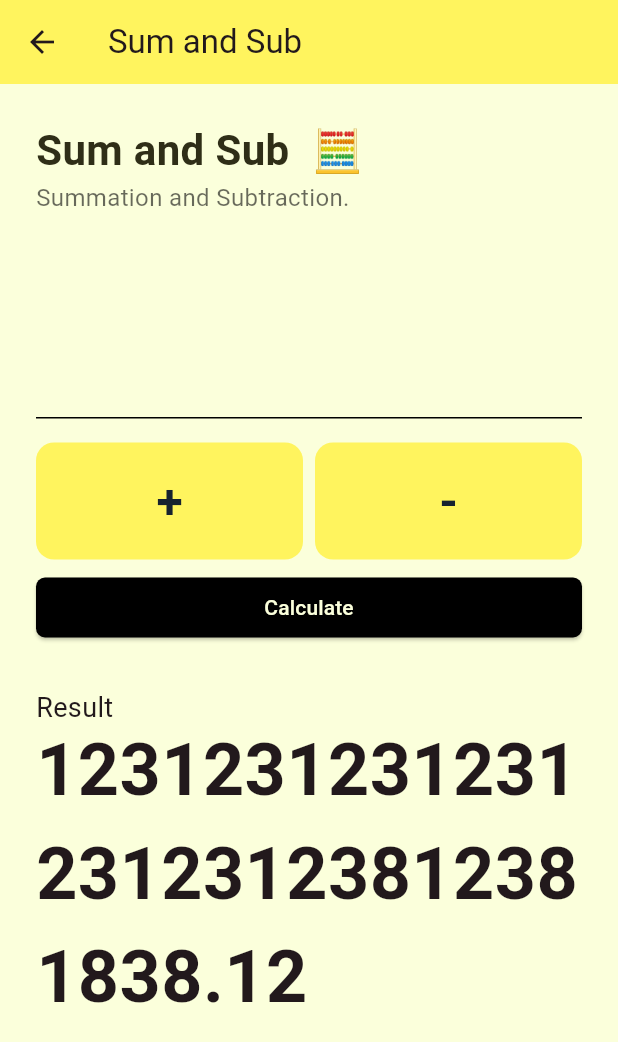
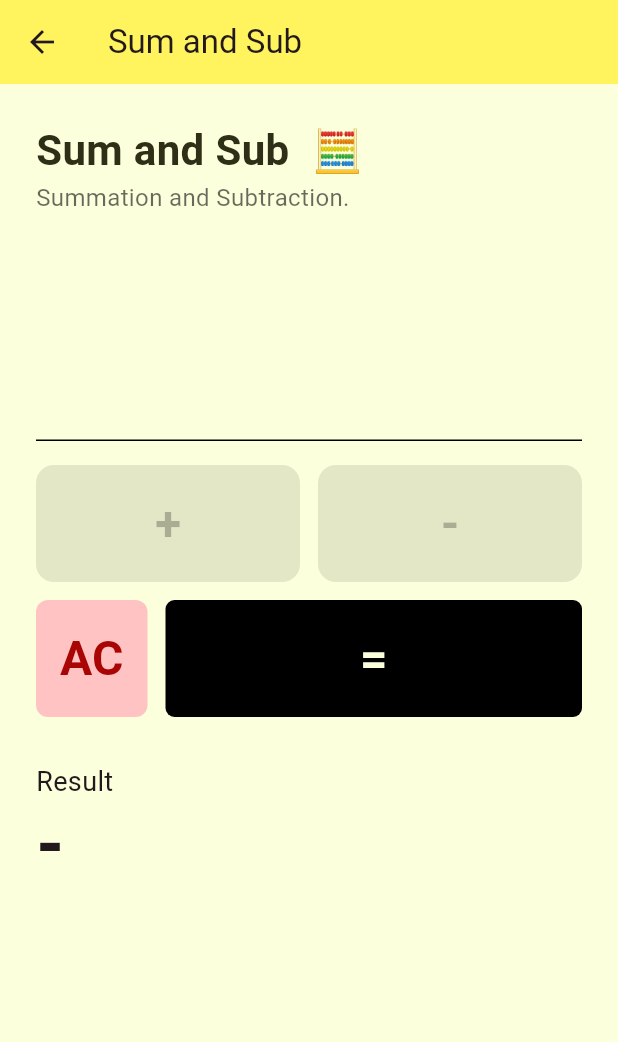
Before and after one commit to plirapli/tpm-tugas-1, a Flutter app: the SumSubPage screen opened directly, on a phone screen of 412 x 824 dp. Shown: the top 1042 px of the screen. Run offline on Flutter 3.47's test engine with Material 3 defaults, Android fonts, the light colour scheme and no system bars.

Commit message:
operator done

```diff
--- a/lib/pages/oddeven.dart
+++ b/lib/pages/oddeven.dart
@@ -1,5 +1,5 @@
 import 'package:flutter/material.dart';
-import 'package:flutter/widgets.dart';
+import 'package:flutter/services.dart';
 
 class OddEvenPage extends StatefulWidget {
   const OddEvenPage({super.key});
@@ -70,7 +70,12 @@ class _OddEvenPageState extends State<OddEvenPage> {
       },
       textAlign: TextAlign.center,
       style: TextStyle(fontSize: 32),
-      decoration: InputDecoration(
+      inputFormatters: <TextInputFormatter>[
+        FilteringTextInputFormatter.allow(RegExp(r'^-?[0-9]*(\.[0-9]*)?')),
+        // Formatter yang berfungsi untuk menetapkan inputan dari userr
+        // User dapat menginputkan angka-angka, dan juga opsional satu titik (angka desimal)
+      ],
+      decoration: const InputDecoration(
         enabledBorder: UnderlineInputBorder(
           borderSide: BorderSide(color: Colors.black),
         ),
--- a/lib/pages/sumsub.dart
+++ b/lib/pages/sumsub.dart
@@ -1,4 +1,6 @@
 import 'package:flutter/material.dart';
+import 'package:flutter/services.dart';
+import 'package:flutter/widgets.dart';
 
 class SumSubPage extends StatefulWidget {
   const SumSubPage({super.key});
@@ -8,6 +10,12 @@ class SumSubPage extends StatefulWidget {
 }
 
 class _SumSubPageState extends State<SumSubPage> {
+  TextEditingController num = TextEditingController();
+  String firstNum = "", secondNum = "";
+  // String first = "", second = "";
+  String operand = "";
+  String result = "-";
+
   @override
   Widget build(BuildContext context) {
     return SafeArea(
@@ -22,7 +30,8 @@ class _SumSubPageState extends State<SumSubPage> {
             vertical: 24,
             horizontal: 24,
           ),
-          child: Column(children: [_heading(), _main(context)]),
+          child: Column(
+              children: [_heading(), _calcLayout(context), _main(context)]),
         ),
       ),
     );
@@ -50,25 +59,65 @@ class _SumSubPageState extends State<SumSubPage> {
         ));
   }
 
+  Widget _calcLayout(BuildContext context) {
+    return Container(
+        width: MediaQuery.of(context).size.width,
+        alignment: Alignment.centerRight,
+        margin: const EdgeInsets.only(top: 64),
+        child: Row(
+          mainAxisAlignment: MainAxisAlignment.end,
+          children: [
+            Text(
+              firstNum,
+              style: const TextStyle(fontSize: 16, fontWeight: FontWeight.w500),
+            ),
+            Text(
+              operand,
+              style: const TextStyle(fontSize: 16, fontWeight: FontWeight.w500),
+            ),
+            Text(
+              secondNum,
+              style: const TextStyle(fontSize: 16, fontWeight: FontWeight.w500),
+            ),
+          ],
+        ));
+  }
+
   Widget _main(BuildContext context) {
     return Container(
-        margin: const EdgeInsets.only(top: 72),
+        // margin: const EdgeInsets.only(top: 0),
         child: Column(
       crossAxisAlignment: CrossAxisAlignment.stretch,
       children: [
         _inputField(),
         _operationButtonLayout(context),
-            _calcButton(context),
+        _resetResultLayout(context),
         _result()
       ],
     ));
   }
 
   Widget _inputField() {
-    return const TextField(
+    return TextField(
       textAlign: TextAlign.center,
       style: TextStyle(fontSize: 32),
-      decoration: InputDecoration(
+      keyboardType: TextInputType.numberWithOptions(decimal: true),
+      controller: num,
+      onChanged: (value) {
+        setState(() {
+          if (operand == "") {
+            firstNum = value;
+          } else {
+            secondNum = value;
+          }
+        });
+      },
+      inputFormatters: <TextInputFormatter>[
+        FilteringTextInputFormatter.allow(RegExp(r'^-?[0-9]*(\.[0-9]*)?')),
+        // Formatter yang berfungsi untuk menetapkan inputan dari userr
+        // User dapat menginputkan angka-angka, dan juga opsional satu titik (angka desimal)
+      ],
+      decoration: const InputDecoration(
         enabledBorder: UnderlineInputBorder(
           borderSide: BorderSide(color: Colors.black),
         ),
@@ -89,9 +138,24 @@ class _SumSubPageState extends State<SumSubPage> {
         children: [
           _plusButton(context),
           const SizedBox(
-            width: 8,
+            width: 12,
           ),
           _minButton(context)
+        ],
+      ),
+    );
+  }
+
+  Widget _resetResultLayout(BuildContext context) {
+    return Container(
+      margin: EdgeInsets.only(top: 12),
+      child: Row(
+        children: [
+          _resetButton(context),
+          const SizedBox(
+            width: 12,
+          ),
+          _calcButton(context)
         ],
       ),
     );
@@ -103,18 +167,30 @@ class _SumSubPageState extends State<SumSubPage> {
         child: TextButton(
           style: TextButton.styleFrom(
               padding: const EdgeInsets.symmetric(vertical: 16),
-              backgroundColor: const Color.fromARGB(255, 255, 244, 94),
+              backgroundColor: (operand == "" && firstNum != "")
+                  ? Color.fromARGB(255, 255, 244, 94)
+                  : Color.fromARGB(24, 0, 0, 0),
               foregroundColor:
                   Theme.of(context).colorScheme.onPrimary, // foreground
               shape: RoundedRectangleBorder(
                   borderRadius: BorderRadius.circular(12))),
-          onPressed: () {},
-          child: const Text(
+          onPressed: operand == ""
+              ? () {
+                  // print("tes");
+                  setState(() {
+                    operand = "+";
+                    num.text = "";
+                  });
+                }
+              : null,
+          child: Text(
             '+',
             style: TextStyle(
                 fontSize: 32,
                 fontWeight: FontWeight.bold,
-                color: Color.fromARGB(255, 23, 34, 47)),
+                color: (operand == "" && firstNum != "")
+                    ? Color.fromARGB(255, 23, 34, 47)
+                    : Color.fromARGB(64, 0, 0, 0)),
           ),
         ),
       ),
@@ -127,30 +203,65 @@ class _SumSubPageState extends State<SumSubPage> {
         child: TextButton(
           style: TextButton.styleFrom(
               padding: const EdgeInsets.symmetric(vertical: 16),
-              backgroundColor: const Color.fromARGB(255, 255, 244, 94),
+              backgroundColor: (operand == "" && firstNum != "")
+                  ? Color.fromARGB(255, 255, 244, 94)
+                  : Color.fromARGB(24, 0, 0, 0),
               foregroundColor:
                   Theme.of(context).colorScheme.onPrimary, // foreground
               shape: RoundedRectangleBorder(
                   borderRadius: BorderRadius.circular(12))),
-          onPressed: () {},
-          child: const Text(
+          onPressed: operand == ""
+              ? () {
+                  // print("tes");
+                  setState(() {
+                    operand = "-";
+                    num.text = "";
+                  });
+                }
+              : null,
+          child: Text(
             '-',
             style: TextStyle(
                 fontSize: 32,
                 fontWeight: FontWeight.bold,
-                color: Color.fromARGB(255, 23, 34, 47)),
+                color: (operand == "" && firstNum != "")
+                    ? Color.fromARGB(255, 23, 34, 47)
+                    : Color.fromARGB(64, 0, 0, 0)),
           ),
         ),
       ),
     );
   }
 
+  Widget _resetButton(BuildContext context) {
+    return Container(
+      // width: 12,
+      child: TextButton(
+        style: TextButton.styleFrom(
+            padding: const EdgeInsets.symmetric(vertical: 16, horizontal: 16),
+            backgroundColor: Color.fromARGB(255, 255, 195, 195),
+            foregroundColor:
+                Theme.of(context).colorScheme.onPrimary, // foreground
+            shape:
+                RoundedRectangleBorder(borderRadius: BorderRadius.circular(8))),
+        onPressed: () {},
+        child: const Text(
+          "AC",
+          style: TextStyle(
+              fontSize: 32,
+              fontWeight: FontWeight.bold,
+              color: Color.fromARGB(255, 169, 5, 5)),
+        ),
+      ),
+    );
+  }
+
   Widget _calcButton(BuildContext context) {
-    return Container(
-      padding: const EdgeInsets.only(top: 8),
-      width: MediaQuery.of(context).size.width,
-      child: ElevatedButton(
-        style: ElevatedButton.styleFrom(
+    return Expanded(
+      // width: MediaQuery.of(context).size.width,
+      child: TextButton(
+        style: TextButton.styleFrom(
+            padding: const EdgeInsets.symmetric(vertical: 16),
             backgroundColor: Color.fromARGB(255, 0, 0, 0),
             foregroundColor:
                 Theme.of(context).colorScheme.onPrimary, // foreground
@@ -158,8 +269,11 @@ class _SumSubPageState extends State<SumSubPage> {
                 RoundedRectangleBorder(borderRadius: BorderRadius.circular(6))),
         onPressed: () {},
         child: const Text(
-          'Calculate',
-          style: TextStyle(color: Color.fromARGB(255, 251, 255, 219)),
+          '=',
+          style: TextStyle(
+              fontSize: 32,
+              fontWeight: FontWeight.bold,
+              color: Color.fromARGB(255, 251, 255, 219)),
         ),
       ),
     );
@@ -168,16 +282,16 @@ class _SumSubPageState extends State<SumSubPage> {
   Widget _result() {
     return Container(
       margin: const EdgeInsets.only(top: 36),
-      child: const Column(
+      child: Column(
         crossAxisAlignment: CrossAxisAlignment.start,
         children: [
-          Text(
+          const Text(
             "Result",
             style: TextStyle(fontSize: 18, height: 0.75),
           ),
           Text(
-            "123123123123123123123812381838.12",
-            style: TextStyle(fontSize: 48, fontWeight: FontWeight.bold),
+            result,
+            style: const TextStyle(fontSize: 48, fontWeight: FontWeight.bold),
           ),
         ],
       ),
--- /dev/null
+++ b/lib/util/calcitem.dart
@@ -0,0 +1,31 @@
+class CalcItem {
+  double? firstNum;
+  String? operand;
+  double? secondNum;
+
+  CalcItem({this.firstNum, this.operand, this.secondNum});
+
+  double? getFirstNum() {
+    return firstNum;
+  }
+
+  String? getOperand() {
+    return operand;
+  }
+
+  double? getSecondNum() {
+    return secondNum;
+  }
+
+  setFirstNum(double? firstNum) {
+    this.firstNum = firstNum;
+  }
+
+  setSecondNum(double? secondNum) {
+    this.secondNum = secondNum;
+  }
+
+  setOperand(String? operand) {
+    this.operand = operand;
+  }
+}
```
Lines whose indentation alone changed are shown as unchanged.
